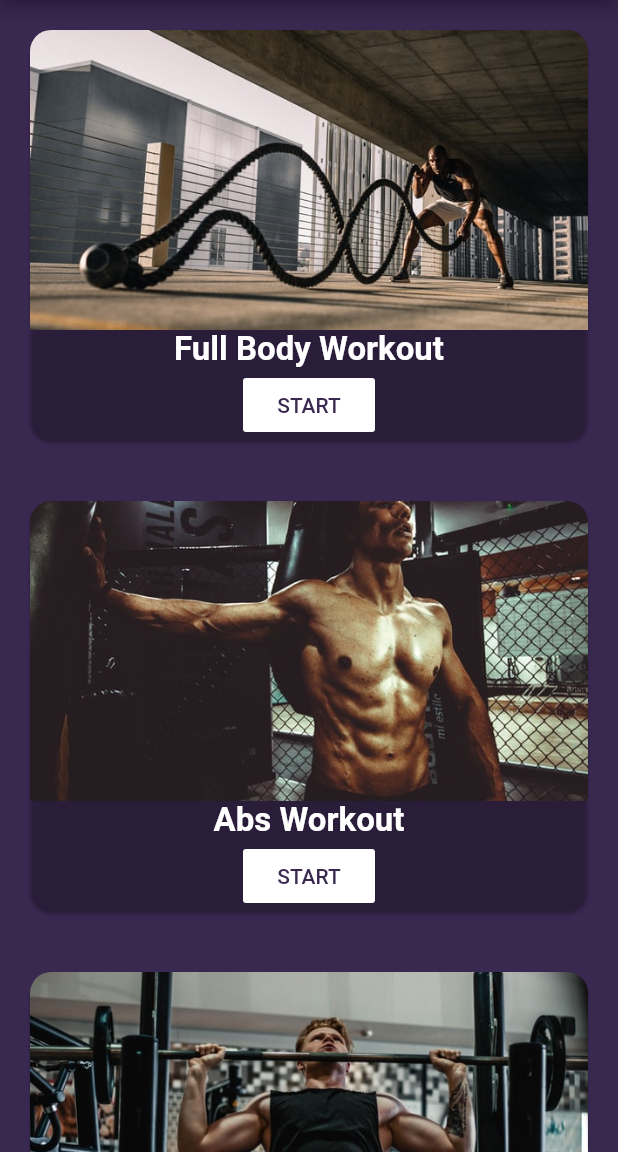
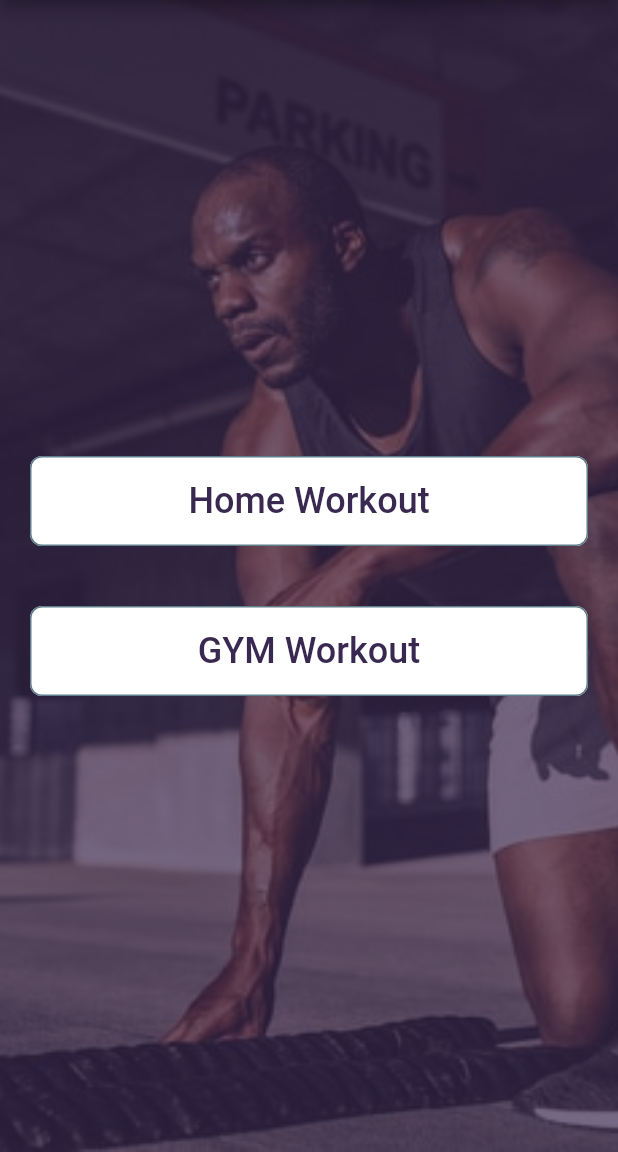
Before and after one commit to HIMANSHU3107/newEdaiProject, a Flutter app: the Exercise screen opened directly, after a tap on "START", on a phone screen of 412 x 824 dp, the part 84-1236 px from its top. Run offline on Flutter 3.47's test engine with Material 2 defaults, Android fonts, the phone set to English and light mode, and no system bars; our stand-ins replace audioplayers, firebase_auth, firebase_core, flutter_swiper; missing offline and left inert: flutter_dialogflow; accounts and stored records are empty.

Commit message:
added exercise second screen

```diff
--- a/lib/features/excercise.dart
+++ b/lib/features/excercise.dart
@@ -1,4 +1,6 @@
 import 'package:flutter/material.dart';
+import 'package:new_edai_project/features/exerciseSecond.dart';
+
 // import 'package:new_edai_project/features/audioplayer.dart';
 
 class Exercise extends StatelessWidget {
@@ -91,7 +93,10 @@ class ReusableCard extends StatelessWidget {
             color: Colors.white,
             textColor: Color(0xff392850),
             onPressed: () {
-              // Perform some action
+              Navigator.push(
+                context,
+                MaterialPageRoute(builder: (context) => ExerciseSecond()),
+              ); // Perform some action
             },
             child: const Text('START'),
           ),
--- /dev/null
+++ b/lib/features/exerciseSecond.dart
@@ -0,0 +1,70 @@
+import 'package:flutter/material.dart';
+
+class ExerciseSecond extends StatefulWidget {
+  @override
+  _ExerciseSecondState createState() => _ExerciseSecondState();
+}
+
+class _ExerciseSecondState extends State<ExerciseSecond> {
+  @override
+  Widget build(BuildContext context) {
+    return Scaffold(
+      appBar: AppBar(
+        backgroundColor: Color(0xff392850),
+        title: Text('Exercise'),
+      ),
+      body: Container(
+        decoration: BoxDecoration(
+          color: const Color(0xff392850),
+          image: new DecorationImage(
+              fit: BoxFit.cover,
+              colorFilter: new ColorFilter.mode(
+                  Colors.black.withOpacity(0.3), BlendMode.dstATop),
+              image: AssetImage('assets/images/leg_exer.jpg')),
+        ),
+        // color: Color(0xff392850),
+        child: Column(
+          mainAxisAlignment: MainAxisAlignment.center,
+          children: [
+            SecondReusableCard(
+              exertype: 'Home Workout',
+            ),
+            SecondReusableCard(
+              exertype: 'GYM Workout',
+            ),
+          ],
+        ),
+      ),
+    );
+  }
+}
+
+class SecondReusableCard extends StatelessWidget {
+  SecondReusableCard({this.exertype});
+  final String exertype;
+
+  @override
+  Widget build(BuildContext context) {
+    return Padding(
+      padding: const EdgeInsets.all(20.0),
+      child: FlatButton(
+        shape: RoundedRectangleBorder(
+            borderRadius: BorderRadius.circular(8.0),
+            side: BorderSide(color: Colors.blueGrey)),
+        color: Colors.white,
+        height: 60.0,
+        minWidth: double.infinity,
+        textColor: Color(0xff392850),
+        onPressed: () {
+          // Perform some action
+        },
+        child: Text(
+          exertype,
+          style: TextStyle(
+            fontSize: 24.0,
+          ),
+        ),
+      ),
+    );
+  }
+}
```
Also changed, not shown: pubspec.lock.
